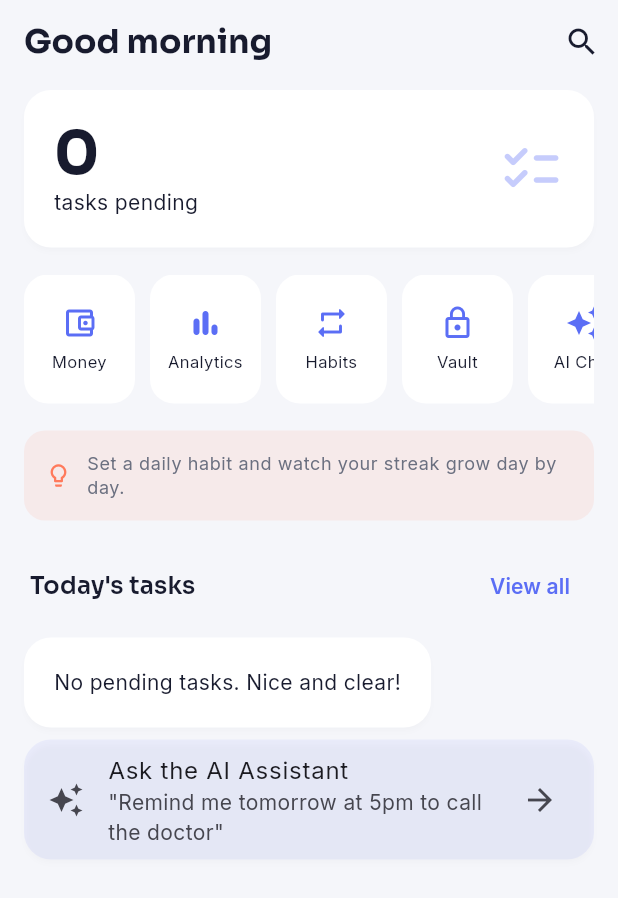
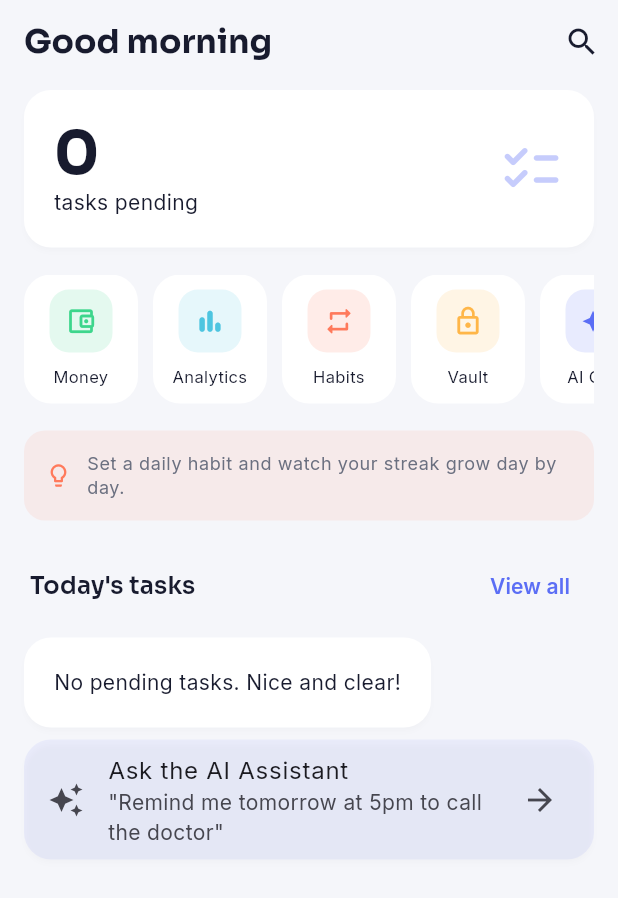
Before and after one commit to rehanmalek786/Ai-Life-Organizer, a Flutter app: the HomeScreen screen opened directly with empty values, on a phone screen of 412 x 824 dp. Shown: the top 898 px of the screen. Run offline on Flutter 3.47's test engine with Material 3 defaults, Android fonts, the phone set to English and light mode, and no system bars; our stand-ins replace cloud_firestore, firebase_auth, firebase_core, fl_chart, flutter_local_notifications, flutter_secure_storage and 7 more; accounts and stored records are empty.

Commit message:
Update home_screen.dart

```diff
--- a/lib/screens/home/home_screen.dart
+++ b/lib/screens/home/home_screen.dart
@@ -5,6 +5,7 @@ import '../../providers/app_providers.dart';
 import '../../services/firestore_service.dart';
 import '../../models/models.dart';
 import '../../widgets/shared_widgets.dart';
+import '../../theme/app_theme.dart';
 import '../money/money_screen.dart';
 import '../analytics/analytics_screen.dart';
 import '../search/search_screen.dart';
@@ -31,7 +32,7 @@ class HomeScreen extends StatelessWidget {
   ];
 
   void _push(BuildContext context, Widget screen) {
-    Navigator.push(context, MaterialPageRoute(builder: (_) => screen));
+    Navigator.push(context, smoothRoute(screen));
   }
 
   @override
@@ -68,15 +69,15 @@ class HomeScreen extends StatelessWidget {
               child: ListView(
                 scrollDirection: Axis.horizontal,
                 children: [
-                  _QuickAction(icon: Icons.account_balance_wallet_outlined, label: 'Money', onTap: () => _push(context, const MoneyScreen())),
+                  _QuickAction(icon: Icons.account_balance_wallet_outlined, label: 'Money', color: AppColors.success, onTap: () => _push(context, const MoneyScreen())),
                   const SizedBox(width: 10),
-                  _QuickAction(icon: Icons.bar_chart_rounded, label: 'Analytics', onTap: () => _push(context, const AnalyticsScreen())),
+                  _QuickAction(icon: Icons.bar_chart_rounded, label: 'Analytics', color: AppColors.priorityLow, onTap: () => _push(context, const AnalyticsScreen())),
                   const SizedBox(width: 10),
-                  _QuickAction(icon: Icons.repeat_rounded, label: 'Habits', onTap: () => _push(context, const HabitsScreen())),
+                  _QuickAction(icon: Icons.repeat_rounded, label: 'Habits', color: AppColors.accent, onTap: () => _push(context, const HabitsScreen())),
                   const SizedBox(width: 10),
-                  _QuickAction(icon: Icons.lock_outline, label: 'Vault', onTap: () => _push(context, const VaultScreen())),
+                  _QuickAction(icon: Icons.lock_outline, label: 'Vault', color: AppColors.priorityMedium, onTap: () => _push(context, const VaultScreen())),
                   const SizedBox(width: 10),
-                  _QuickAction(icon: Icons.auto_awesome, label: 'AI Chat', onTap: () => onNavigate(3)),
+                  _QuickAction(icon: Icons.auto_awesome, label: 'AI Chat', color: AppColors.primary, onTap: () => onNavigate(3)),
                 ],
               ),
             ),
@@ -200,23 +201,29 @@ class HomeScreen extends StatelessWidget {
 class _QuickAction extends StatelessWidget {
   final IconData icon;
   final String label;
+  final Color color;
   final VoidCallback onTap;
-  const _QuickAction({required this.icon, required this.label, required this.onTap});
+  const _QuickAction({required this.icon, required this.label, required this.onTap, this.color = AppColors.primary});
 
   @override
   Widget build(BuildContext context) {
     final theme = Theme.of(context);
     return InkWell(
-      borderRadius: BorderRadius.circular(16),
+      borderRadius: BorderRadius.circular(18),
       onTap: onTap,
       child: Container(
-        width: 74,
-        decoration: BoxDecoration(color: theme.cardTheme.color, borderRadius: BorderRadius.circular(16)),
+        width: 76,
+        decoration: BoxDecoration(color: theme.cardTheme.color, borderRadius: BorderRadius.circular(18)),
         child: Column(
           mainAxisAlignment: MainAxisAlignment.center,
           children: [
-            Icon(icon, color: theme.colorScheme.primary),
-            const SizedBox(height: 6),
+            Container(
+              width: 42,
+              height: 42,
+              decoration: BoxDecoration(color: color.withValues(alpha: 0.14), borderRadius: BorderRadius.circular(13)),
+              child: Icon(icon, color: color, size: 21),
+            ),
+            const SizedBox(height: 8),
             Text(label, style: const TextStyle(fontSize: 11), textAlign: TextAlign.center),
           ],
         ),
```
